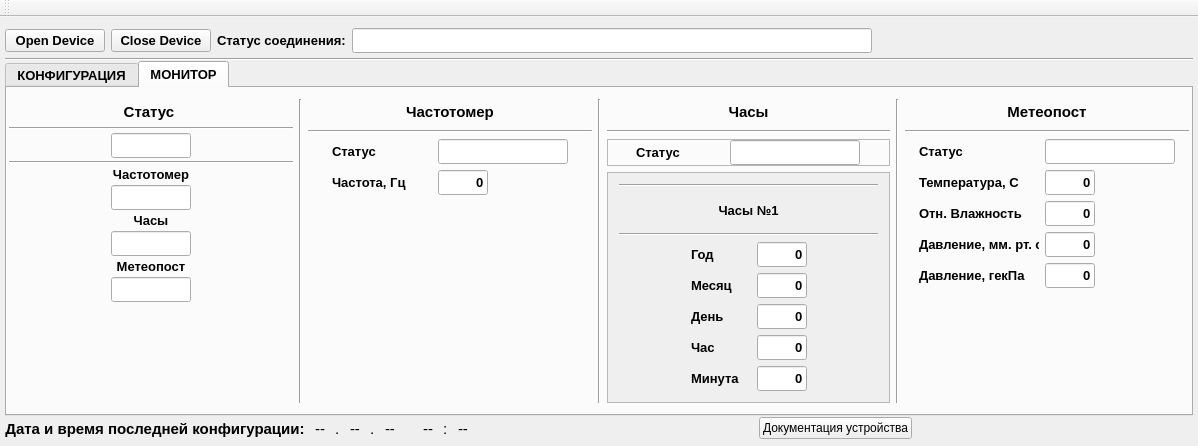
Before: the Qt Designer form informPConfigurator/mainwindow.ui in Goodjamp/informPConfigurator, drawn with Qt 5.
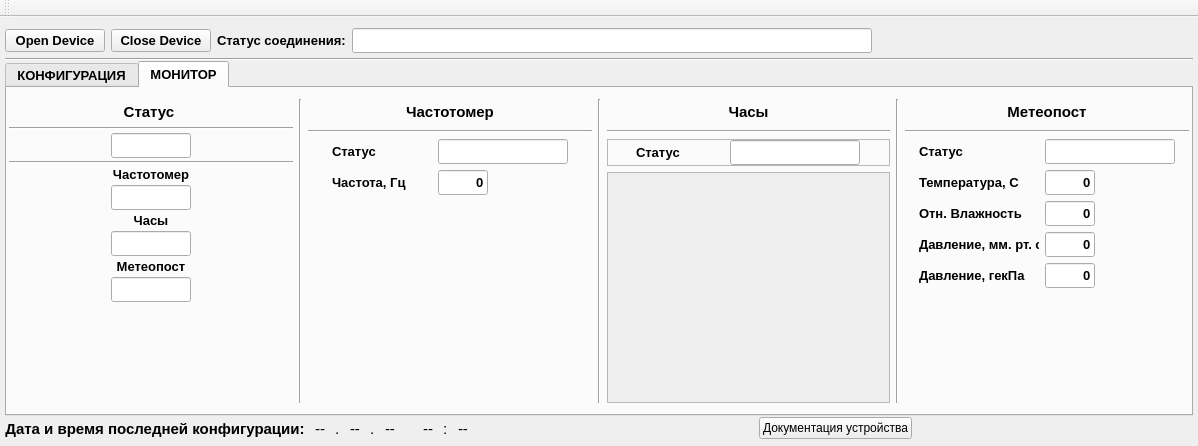
After: the same form once the commit is applied. The open tabs and pages were chosen to show the change.

Commit message: Added 4 clocks, updated maine code, ready for test

Patch:
```diff
--- a/informPConfigurator/mainwindow.ui
+++ b/informPConfigurator/mainwindow.ui
@@ -3311,356 +3311,7 @@
                <height>212</height>
               </rect>
              </property>
-             <layout class="QVBoxLayout" name="verticalLayout_22">
-              <item>
-               <layout class="QVBoxLayout" name="verticalLayout_12">
-                <item>
-                 <widget class="Line" name="line_35">
-                  <property name="orientation">
-                   <enum>Qt::Horizontal</enum>
-                  </property>
-                 </widget>
-                </item>
-                <item>
-                 <widget class="QLabel" name="label">
-                  <property name="text">
-                   <string>Часы №1</string>
-                  </property>
-                  <property name="alignment">
-                   <set>Qt::AlignCenter</set>
-                  </property>
-                 </widget>
-                </item>
-                <item>
-                 <widget class="Line" name="line_9">
-                  <property name="orientation">
-                   <enum>Qt::Horizontal</enum>
-                  </property>
-                 </widget>
-                </item>
-                <item>
-                 <layout class="QGridLayout" name="gridLayout_11">
-                  <item row="0" column="3">
-                   <spacer name="horizontalSpacer_63">
-                    <property name="orientation">
-                     <enum>Qt::Horizontal</enum>
-                    </property>
-                    <property name="sizeHint" stdset="0">
-                     <size>
-                      <width>10</width>
-                      <height>20</height>
-                     </size>
-                    </property>
-                   </spacer>
-                  </item>
-                  <item row="1" column="2">
-                   <widget class="QLineEdit" name="lineEditClockRezMonth">
-                    <property name="minimumSize">
-                     <size>
-                      <width>50</width>
-                      <height>25</height>
-                     </size>
-                    </property>
-                    <property name="maximumSize">
-                     <size>
-                      <width>50</width>
-                      <height>25</height>
-                     </size>
-                    </property>
-                    <property name="font">
-                     <font>
-                      <pointsize>10</pointsize>
-                      <weight>75</weight>
-                      <bold>true</bold>
-                     </font>
-                    </property>
-                    <property name="text">
-                     <string>0</string>
-                    </property>
-                    <property name="alignment">
-                     <set>Qt::AlignRight|Qt::AlignTrailing|Qt::AlignVCenter</set>
-                    </property>
-                    <property name="readOnly">
-                     <bool>true</bool>
-                    </property>
-                   </widget>
-                  </item>
-                  <item row="0" column="0">
-                   <spacer name="horizontalSpacer_62">
-                    <property name="orientation">
-                     <enum>Qt::Horizontal</enum>
-                    </property>
-                    <property name="sizeHint" stdset="0">
-                     <size>
-                      <width>10</width>
-                      <height>20</height>
-                     </size>
-                    </property>
-                   </spacer>
-                  </item>
-                  <item row="4" column="1">
-                   <widget class="QLabel" name="label_82">
-                    <property name="minimumSize">
-                     <size>
-                      <width>60</width>
-                      <height>25</height>
-                     </size>
-                    </property>
-                    <property name="maximumSize">
-                     <size>
-                      <width>60</width>
-                      <height>25</height>
-                     </size>
-                    </property>
-                    <property name="font">
-                     <font>
-                      <pointsize>10</pointsize>
-                      <weight>75</weight>
-                      <bold>true</bold>
-                     </font>
-                    </property>
-                    <property name="text">
-                     <string>Минута</string>
-                    </property>
-                   </widget>
-                  </item>
-                  <item row="4" column="2">
-                   <widget class="QLineEdit" name="lineEditClockRezMinutes">
-                    <property name="minimumSize">
-                     <size>
-                      <width>50</width>
-                      <height>25</height>
-                     </size>
-                    </property>
-                    <property name="maximumSize">
-                     <size>
-                      <width>50</width>
-                      <height>25</height>
-                     </size>
-                    </property>
-                    <property name="font">
-                     <font>
-                      <pointsize>10</pointsize>
-                      <weight>75</weight>
-                      <bold>true</bold>
-                     </font>
-                    </property>
-                    <property name="text">
-                     <string>0</string>
-                    </property>
-                    <property name="alignment">
-                     <set>Qt::AlignRight|Qt::AlignTrailing|Qt::AlignVCenter</set>
-                    </property>
-                    <property name="readOnly">
-                     <bool>true</bool>
-                    </property>
-                   </widget>
-                  </item>
-                  <item row="2" column="2">
-                   <widget class="QLineEdit" name="lineEditClockRezDay">
-                    <property name="minimumSize">
-                     <size>
-                      <width>50</width>
-                      <height>25</height>
-                     </size>
-                    </property>
-                    <property name="maximumSize">
-                     <size>
-                      <width>50</width>
-                      <height>25</height>
-                     </size>
-                    </property>
-                    <property name="font">
-                     <font>
-                      <pointsize>10</pointsize>
-                      <weight>75</weight>
-                      <bold>true</bold>
-                     </font>
-                    </property>
-                    <property name="text">
-                     <string>0</string>
-                    </property>
-                    <property name="alignment">
-                     <set>Qt::AlignRight|Qt::AlignTrailing|Qt::AlignVCenter</set>
-                    </property>
-                    <property name="readOnly">
-                     <bool>true</bool>
-                    </property>
-                   </widget>
-                  </item>
-                  <item row="3" column="1">
-                   <widget class="QLabel" name="label_83">
-                    <property name="minimumSize">
-                     <size>
-                      <width>60</width>
-                      <height>25</height>
-                     </size>
-                    </property>
-                    <property name="maximumSize">
-                     <size>
-                      <width>60</width>
-                      <height>25</height>
-                     </size>
-                    </property>
-                    <property name="font">
-                     <font>
-                      <pointsize>10</pointsize>
-                      <weight>75</weight>
-                      <bold>true</bold>
-                     </font>
-                    </property>
-                    <property name="text">
-                     <string>Час</string>
-                    </property>
-                   </widget>
-                  </item>
-                  <item row="3" column="2">
-                   <widget class="QLineEdit" name="lineEditClockRezHour">
-                    <property name="minimumSize">
-                     <size>
-                      <width>50</width>
-                      <height>25</height>
-                     </size>
-                    </property>
-                    <property name="maximumSize">
-                     <size>
-                      <width>50</width>
-                      <height>25</height>
-                     </size>
-                    </property>
-                    <property name="font">
-                     <font>
-                      <pointsize>10</pointsize>
-                      <weight>75</weight>
-                      <bold>true</bold>
-                     </font>
-                    </property>
-                    <property name="text">
-                     <string>0</string>
-                    </property>
-                    <property name="alignment">
-                     <set>Qt::AlignRight|Qt::AlignTrailing|Qt::AlignVCenter</set>
-                    </property>
-                    <property name="readOnly">
-                     <bool>true</bool>
-                    </property>
-                   </widget>
-                  </item>
-                  <item row="1" column="1">
-                   <widget class="QLabel" name="label_84">
-                    <property name="minimumSize">
-                     <size>
-                      <width>60</width>
-                      <height>25</height>
-                     </size>
-                    </property>
-                    <property name="maximumSize">
-                     <size>
-                      <width>60</width>
-                      <height>25</height>
-                     </size>
-                    </property>
-                    <property name="font">
-                     <font>
-                      <pointsize>10</pointsize>
-                      <weight>75</weight>
-                      <bold>true</bold>
-                     </font>
-                    </property>
-                    <property name="text">
-                     <string>Месяц</string>
-                    </property>
-                   </widget>
-                  </item>
-                  <item row="0" column="2">
-                   <widget class="QLineEdit" name="lineEditClockRezYear">
-                    <property name="minimumSize">
-                     <size>
-                      <width>50</width>
-                      <height>25</height>
-                     </size>
-                    </property>
-                    <property name="maximumSize">
-                     <size>
-                      <width>50</width>
-                      <height>25</height>
-                     </size>
-                    </property>
-                    <property name="font">
-                     <font>
-                      <pointsize>10</pointsize>
-                      <weight>75</weight>
-                      <bold>true</bold>
-                     </font>
-                    </property>
-                    <property name="text">
-                     <string>0</string>
-                    </property>
-                    <property name="alignment">
-                     <set>Qt::AlignRight|Qt::AlignTrailing|Qt::AlignVCenter</set>
-                    </property>
-                    <property name="readOnly">
-                     <bool>true</bool>
-                    </property>
-                   </widget>
-                  </item>
-                  <item row="0" column="1">
-                   <widget class="QLabel" name="label_86">
-                    <property name="minimumSize">
-                     <size>
-                      <width>60</width>
-                      <height>25</height>
-                     </size>
-                    </property>
-                    <property name="maximumSize">
-                     <size>
-                      <width>60</width>
-                      <height>25</height>
-                     </size>
-                    </property>
-                    <property name="font">
-                     <font>
-                      <pointsize>10</pointsize>
-                      <weight>75</weight>
-                      <bold>true</bold>
-                     </font>
-                    </property>
-                    <property name="text">
-                     <string>Год</string>
-                    </property>
-                   </widget>
-                  </item>
-                  <item row="2" column="1">
-                   <widget class="QLabel" name="label_85">
-                    <property name="minimumSize">
-                     <size>
-                      <width>60</width>
-                      <height>25</height>
-                     </size>
-                    </property>
-                    <property name="maximumSize">
-                     <size>
-                      <width>60</width>
-                      <height>25</height>
-                     </size>
-                    </property>
-                    <property name="font">
-                     <font>
-                      <pointsize>10</pointsize>
-                      <weight>75</weight>
-                      <bold>true</bold>
-                     </font>
-                    </property>
-                    <property name="text">
-                     <string>День </string>
-                    </property>
-                   </widget>
-                  </item>
-                 </layout>
-                </item>
-               </layout>
-              </item>
-             </layout>
+             <layout class="QVBoxLayout" name="verticalLayout_22"/>
             </widget>
            </widget>
           </item>
```
Left out of the diff: 221 changed lines with no effect on the pictures. The commit also changes 8 other files.
